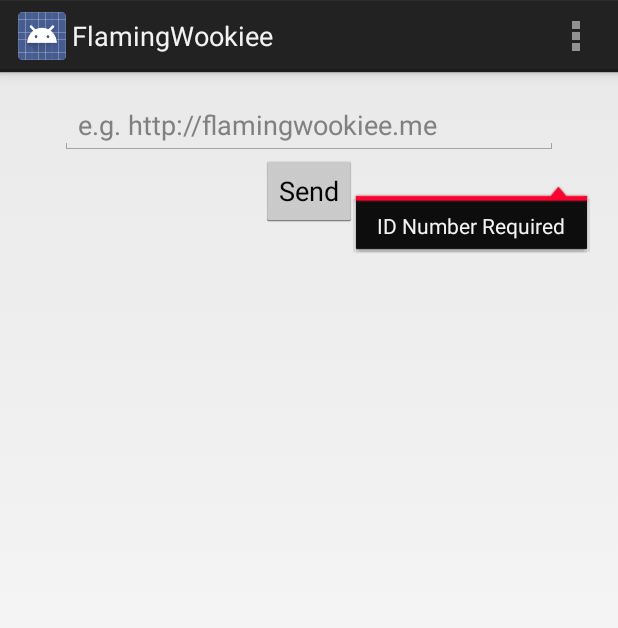
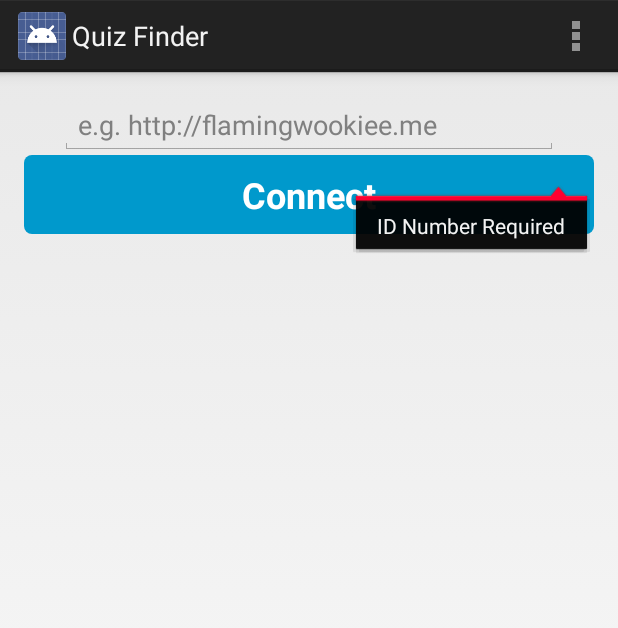
Before and after one commit to afm0005/FlamingWookieeProject, an Android app: the screen it shows after launch (MainActivity), on a phone screen of 412 x 824 dp. Shown: the top 628 px of the screen. Run offline under Robolectric (Android 15) with nearby library versions, the phone set to English and light mode, and no system bars.

Commit message:
added icon, updated button, titles

```diff
--- a/FlamingWookiee/src/main/AndroidManifest.xml
+++ b/FlamingWookiee/src/main/AndroidManifest.xml
@@ -13,7 +13,7 @@
     <application
         android:allowBackup="true"
         android:debuggable="true"
-        android:icon="@drawable/ic_launcher"
+        android:icon="@drawable/chewy_light"
         android:label="@string/app_name"
         android:theme="@style/AppTheme" >
         <activity
--- a/FlamingWookiee/src/main/java/com/android/flamingwookiee/MainActivity.java
+++ b/FlamingWookiee/src/main/java/com/android/flamingwookiee/MainActivity.java
@@ -21,6 +21,7 @@
         super.onCreate(savedInstanceState);
         setContentView(R.layout.activity_main);
 
+        getActionBar().setTitle("Quiz Finder");
         Button submit = (Button) findViewById(R.id.send_url_button);
         submit.setOnClickListener(new View.OnClickListener() {
             @Override
--- a/FlamingWookiee/src/main/java/com/android/flamingwookiee/QuizActivity.java
+++ b/FlamingWookiee/src/main/java/com/android/flamingwookiee/QuizActivity.java
@@ -56,6 +56,7 @@
 
         //TODO remember how savedInstanceState works?
         if (savedInstanceState == null) {
+            getActionBar().setTitle("Quiz");
             Bundle b = getIntent().getExtras();
             host = b.getString("host");
             qid = b.getInt("qid");
--- /dev/null
+++ b/FlamingWookiee/src/main/res/drawable/finder_button.xml
@@ -0,0 +1,28 @@
+<?xml version="1.0" encoding="utf-8"?>
+<selector xmlns:android="http://schemas.android.com/apk/res/android">
+    <item android:state_pressed="true" >
+        <shape>
+            <solid
+                android:color="#0df" />
+            <corners
+                android:radius="5dp" />
+            <padding
+                android:left="10dp"
+                android:top="10dp"
+                android:right="10dp"
+                android:bottom="10dp" />
+        </shape>
+    </item>
+    <item>
+        <shape>
+            <solid
+                android:color="#09c" />
+            <corners android:radius="5dip" />
+            <padding
+                android:left="10dp"
+                android:top="10dp"
+                android:right="10dp"
+                android:bottom="10dp" />
+        </shape>
+    </item>
+</selector>
--- a/FlamingWookiee/src/main/res/layout/activity_main.xml
+++ b/FlamingWookiee/src/main/res/layout/activity_main.xml
@@ -20,8 +20,12 @@
 <Button
     android:id="@+id/send_url_button"
     android:layout_height="wrap_content"
-    android:layout_width="wrap_content"
+    android:layout_width="match_parent"
+    android:background="@drawable/finder_button"
+    android:textColor="#FFF"
+    android:textSize="24sp"
+    android:textStyle="bold"
     android:layout_gravity="center_horizontal|center_vertical"
-    android:text="@string/send_button_text"/>
+    android:text="@string/connect"/>
 
 </LinearLayout>
--- a/FlamingWookiee/src/main/res/values/strings.xml
+++ b/FlamingWookiee/src/main/res/values/strings.xml
@@ -15,5 +15,6 @@
     <string name="info_saved_toast">Info Saved</string>
     <string name="title_activity_quiz">QuizActivity</string>
     <string name="hello_world">Hello world!</string>
+    <string name="connect">Connect</string>
 
 </resources>
```
Also changed, not shown: FlamingWookiee/src/main/res/drawable-hdpi/chewy_light.png (added).
